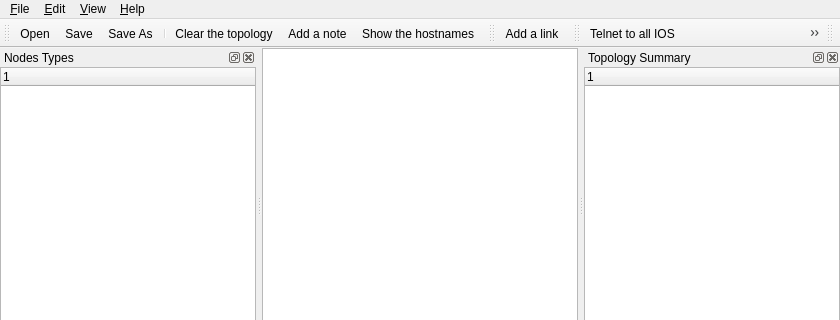
GNS3/gns3-legacy, file src/GNS3/Ui/Form_MainWindow.ui: the form before one commit; both pictures show x 0 to 840 and y 0 to 320 of the 840 by 600 pixel window.
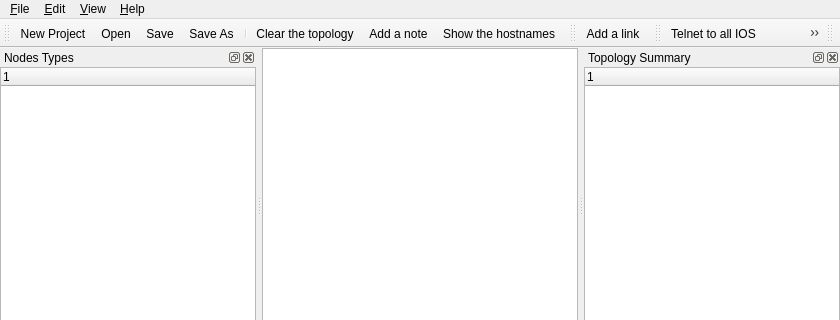
The form after the commit. Icons and pictures are not drawn. Custom widgets are drawn as their Qt base class.

```diff
--- a/src/GNS3/Ui/Form_MainWindow.ui
+++ b/src/GNS3/Ui/Form_MainWindow.ui
@@ -126,6 +126,7 @@
    <attribute name="toolBarBreak" >
     <bool>false</bool>
    </attribute>
+   <addaction name="action_New" />
    <addaction name="action_Open" />
    <addaction name="action_Save" />
    <addaction name="action_SaveAs" />
```
